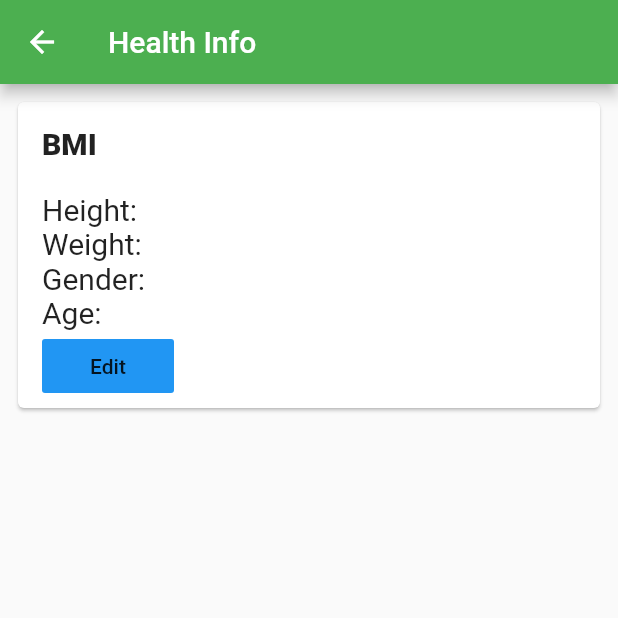
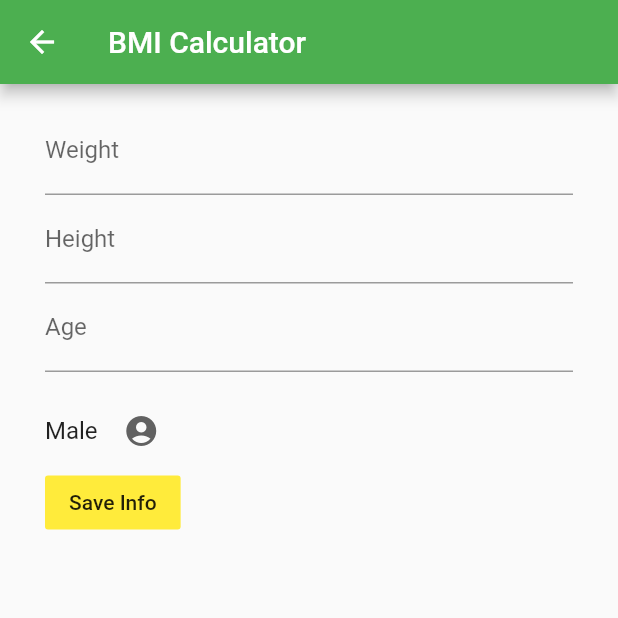
Before and after one commit to neziarxdxd/Health-Monitoring-App, a Flutter app: the HealthInfo screen opened directly, after a tap on "Edit", on a phone screen of 412 x 824 dp, the top half of it. Run offline on Flutter 3.47's test engine with Material 2 defaults, Android fonts, the phone set to English and light mode, and no system bars; our stand-ins replace charts_flutter, sqflite, wakelock; missing offline and left inert: flutter_better_camera; accounts and stored records are empty.

Commit message:
add for the BMI Calculator

```diff
--- /dev/null
+++ b/lib/screens/bmi_screen.dart
@@ -0,0 +1,90 @@
+import 'package:flutter/material.dart';
+import 'package:flutter/services.dart';
+
+class BMIScreen extends StatefulWidget {
+  @override
+  _BMIScreenState createState() => _BMIScreenState();
+}
+
+class _BMIScreenState extends State<BMIScreen> {
+  @override
+  String dropdownValue = 'Male';
+
+  Widget build(BuildContext context) {
+    return Scaffold(
+      appBar: AppBar(
+        backgroundColor: Colors.green,
+        title: Text("BMI Calculator "),
+      ),
+      body: Container(
+        child: ListView(
+          children: [
+            Padding(
+              padding: const EdgeInsets.symmetric(horizontal: 30, vertical: 15),
+              child: Column(
+                crossAxisAlignment: CrossAxisAlignment.start,
+                children: [
+                  TextField(
+                      inputFormatters: <TextInputFormatter>[
+                        FilteringTextInputFormatter.digitsOnly
+                      ],
+                      keyboardType: TextInputType.number,
+                      decoration: InputDecoration(
+                        labelText: 'Weight',
+                        hintText: 'Write Weight in Kilogram',
+                      )),
+                  TextField(
+                      inputFormatters: <TextInputFormatter>[
+                        FilteringTextInputFormatter.digitsOnly
+                      ],
+                      keyboardType: TextInputType.number,
+                      decoration: InputDecoration(
+                        labelText: 'Height',
+                        hintText: 'Write Height in Centimeter',
+                      )),
+                  TextField(
+                      inputFormatters: <TextInputFormatter>[
+                        FilteringTextInputFormatter.digitsOnly
+                      ],
+                      keyboardType: TextInputType.number,
+                      decoration: InputDecoration(
+                        labelText: 'Age',
+                      )),
+                  SizedBox(
+                    height: 15,
+                  ),
+                  DropdownButton<String>(
+                    value: dropdownValue,
+                    icon: Icon(Icons.account_circle),
+                    iconSize: 24,
+                    elevation: 16,
+                    underline: Container(
+                      height: 3,
+                    ),
+                    onChanged: (String newValue) {
+                      setState(() {
+                        dropdownValue = newValue;
+                      });
+                    },
+                    items: <String>['Male', 'Female', 'LGBT']
+                        .map<DropdownMenuItem<String>>((String value) {
+                      return DropdownMenuItem<String>(
+                        value: value,
+                        child: Text(value),
+                      );
+                    }).toList(),
+                  ),
+                  FlatButton(
+                    child: Text("Save Info"),
+                    onPressed: () {},
+                    color: Colors.yellow,
+                  ),
+                ],
+              ),
+            )
+          ],
+        ),
+      ),
+    );
+  }
+}
--- a/lib/screens/health_info.dart
+++ b/lib/screens/health_info.dart
@@ -1,4 +1,5 @@
 import 'package:flutter/material.dart';
+import 'package:healthmonitor/screens/bmi_screen.dart';
 
 class HealthInfo extends StatefulWidget {
   @override
@@ -34,6 +35,7 @@ class _HealthInfoState extends State<HealthInfo> {
                         ListTile(
                           title: Column(
                             crossAxisAlignment: CrossAxisAlignment.start,
+                            mainAxisAlignment: MainAxisAlignment.spaceEvenly,
                             children: [
                               Text(
                                 "Height: ",
@@ -51,8 +53,14 @@ class _HealthInfoState extends State<HealthInfo> {
                                 "Age: ",
                                 style: TextStyle(fontSize: 20),
                               ),
+                              SizedBox(
+                                height: 15,
+                              ),
                               FlatButton(
-                                onPressed: () {},
+                                onPressed: () {
+                                  Navigator.of(context).push(MaterialPageRoute(
+                                      builder: (context) => BMIScreen()));
+                                },
                                 child: Text("Edit"),
                                 color: Colors.blue,
                               )
```
